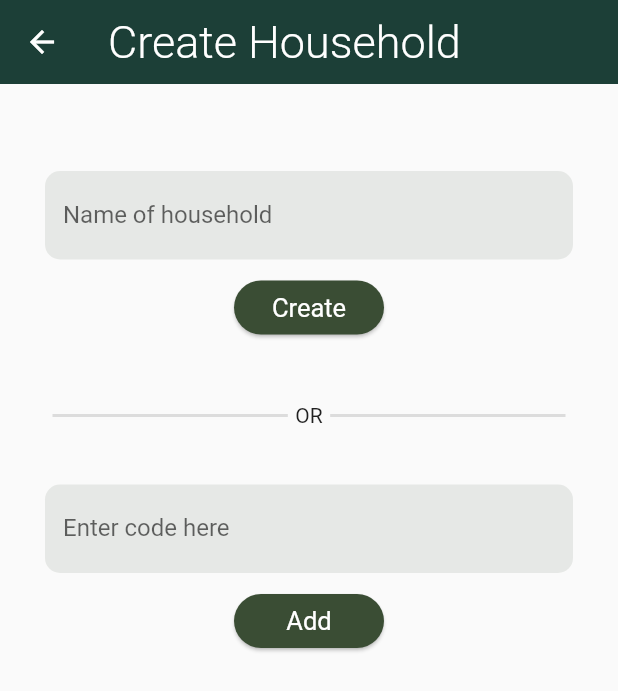
After one commit to alastairrmcneill/plant-care-archive, a Flutter app: the AddHousehold screen opened directly, on a phone screen of 412 x 824 dp. The commit adds this screen. Shown: the top 691 px of the screen. Run offline on Flutter 3.47's test engine with Material 2 defaults, Android fonts, the phone set to English and light mode, and no system bars; our stand-ins replace auto_size_text, cloud_firestore, community_material_icon, firebase_auth, firebase_core, flutter_speed_dial and 3 more; accounts and stored records are empty.

Commit message:
Added create household screen

```diff
--- /dev/null
+++ b/lib/screens/home/add_household_screen.dart
@@ -0,0 +1,69 @@
+import 'package:flutter/material.dart';
+import 'package:plant_care/widgets/widgets.dart';
+
+class AddHousehold extends StatefulWidget {
+  const AddHousehold({Key? key}) : super(key: key);
+
+  @override
+  State<AddHousehold> createState() => _AddHouseholdState();
+}
+
+class _AddHouseholdState extends State<AddHousehold> {
+  TextEditingController _nameController = TextEditingController();
+  TextEditingController _codeController = TextEditingController();
+
+  @override
+  Widget build(BuildContext context) {
+    return Scaffold(
+      appBar: AppBar(
+        title: const Text('Create Household'),
+        centerTitle: false,
+      ),
+      body: Padding(
+        padding: const EdgeInsets.symmetric(horizontal: 30),
+        child: Column(
+          mainAxisAlignment: MainAxisAlignment.start,
+          crossAxisAlignment: CrossAxisAlignment.center,
+          children: [
+            const SizedBox(height: 50),
+            TextInputWidget(
+              labelText: 'Name of household',
+              isPassword: false,
+              controller: _nameController,
+            ),
+            Container(
+              width: 100,
+              child: ElevatedButton(
+                onPressed: () {
+                  print('Create');
+                },
+                child: const Text('Create'),
+              ),
+            ),
+            const SizedBox(height: 40),
+            Row(children: const [
+              Expanded(child: Divider()),
+              Text("OR"),
+              Expanded(child: Divider()),
+            ]),
+            const SizedBox(height: 30),
+            TextInputWidget(
+              labelText: 'Enter code here',
+              isPassword: false,
+              controller: _codeController,
+            ),
+            Container(
+              width: 100,
+              child: ElevatedButton(
+                onPressed: () {
+                  print('Add');
+                },
+                child: const Text('Add'),
+              ),
+            )
+          ],
+        ),
+      ),
+    );
+  }
+}
--- a/lib/screens/home/home_screen.dart
+++ b/lib/screens/home/home_screen.dart
@@ -2,6 +2,7 @@ import 'dart:math';
 import 'package:flutter/material.dart';
 import 'package:font_awesome_flutter/font_awesome_flutter.dart';
 import 'package:plant_care/notifiers/notifiers.dart';
+import 'package:plant_care/screens/home/add_household_screen.dart';
 import 'package:plant_care/screens/screens.dart';
 import 'package:plant_care/services/services.dart';
 import 'package:plant_care/widgets/widgets.dart';
@@ -56,9 +57,7 @@ class _HomeScreenState extends State<HomeScreen> with SingleTickerProviderStateM
           SpeedDialChild(
             child: const Icon(FontAwesomeIcons.home),
             label: 'Household',
-            onTap: () {
-              print('Add household');
-            },
+            onTap: () => Navigator.push(context, MaterialPageRoute(builder: (_) => const AddHousehold())),
           ),
           SpeedDialChild(
             child: const Icon(FontAwesomeIcons.seedling),
--- a/lib/support/theme_data.dart
+++ b/lib/support/theme_data.dart
@@ -37,6 +37,7 @@ class MyTheme {
         foregroundColor: Colors.white,
       ),
       inputDecorationTheme: InputDecorationTheme(
+        fillColor: const Color(0xFF3a4d34).withOpacity(0.1),
         focusColor: Colors.green,
         filled: true,
         enabledBorder: UnderlineInputBorder(
@@ -56,6 +57,11 @@ class MyTheme {
           borderSide: const BorderSide(color: Colors.red, width: 2),
         ),
       ),
+      dividerTheme: const DividerThemeData(
+        thickness: 2,
+        indent: 5,
+        endIndent: 5,
+      ),
     );
   }
 }
--- a/lib/widgets/text_field_widget.dart
+++ b/lib/widgets/text_field_widget.dart
@@ -4,10 +4,10 @@ class TextInputWidget extends StatefulWidget {
   final TextEditingController? controller;
   final FocusNode? focusNode;
   final String labelText;
-  final IconData prefixIcon;
+  final IconData? prefixIcon;
   final bool isPassword;
-  final TextInputAction textInputAction;
-  final TextInputType keyboardType;
+  final TextInputAction? textInputAction;
+  final TextInputType? keyboardType;
   final Function(String)? submittedFunc;
   final Function(String)? onChanged;
 
@@ -16,10 +16,10 @@ class TextInputWidget extends StatefulWidget {
     this.controller,
     this.focusNode,
     required this.labelText,
-    required this.prefixIcon,
+    this.prefixIcon,
     required this.isPassword,
-    required this.textInputAction,
-    required this.keyboardType,
+    this.textInputAction,
+    this.keyboardType,
     this.submittedFunc,
     this.onChanged,
   });
@@ -58,7 +58,7 @@ class _TextInputWidgetState extends State<TextInputWidget> {
         },
         obscureText: obscureText,
         decoration: InputDecoration(
-          prefixIcon: Icon(widget.prefixIcon),
+          prefixIcon: widget.prefixIcon == null ? null : Icon(widget.prefixIcon),
           labelText: widget.labelText,
           suffixIcon: widget.isPassword
               ? IconButton(
@@ -70,7 +70,6 @@ class _TextInputWidgetState extends State<TextInputWidget> {
                   icon: obscureText ? const Icon(Icons.visibility_off_rounded) : Icon(Icons.visibility_rounded),
                 )
               : null,
-          fillColor: const Color(0xFF3a4d34).withOpacity(0.1),
         ),
       ),
     );
```
